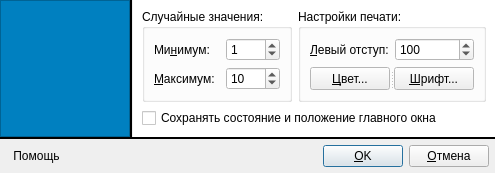
Old version of the form ui/settingsdialog.ui in the repository leppa/tspsg.
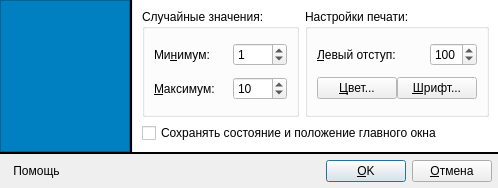
New version of the form. Icons and pictures are not drawn.

The edit to the form file:
```diff
--- a/ui/settingsdialog.ui
+++ b/ui/settingsdialog.ui
@@ -6,8 +6,8 @@
    <rect>
     <x>0</x>
     <y>0</y>
-    <width>466</width>
-    <height>172</height>
+    <width>498</width>
+    <height>188</height>
    </rect>
   </property>
   <property name="windowTitle">
@@ -239,6 +239,12 @@
               <layout class="QHBoxLayout">
                <item>
                 <widget class="QLabel" name="labelLeftMargin">
+                 <property name="sizePolicy">
+                  <sizepolicy hsizetype="Expanding" vsizetype="Preferred">
+                   <horstretch>0</horstretch>
+                   <verstretch>0</verstretch>
+                  </sizepolicy>
+                 </property>
                  <property name="text">
                   <string>&amp;Левый отступ:</string>
                  </property>
@@ -269,10 +275,11 @@
               </layout>
              </item>
              <item>
-              <widget class="QSplitter" name="splitter">
-               <property name="orientation">
-                <enum>Qt::Horizontal</enum>
+              <layout class="QHBoxLayout" name="horizontalLayout">
+               <property name="spacing">
+                <number>0</number>
                </property>
+               <item>
                <widget class="QPushButton" name="buttonColor">
                 <property name="cursor">
                  <cursorShape>PointingHandCursor</cursorShape>
@@ -285,6 +292,8 @@
                   <normaloff>:/images/buttons/buttons/Color.png</normaloff>:/images/buttons/buttons/Color.png</iconset>
                 </property>
                </widget>
+               </item>
+               <item>
                <widget class="QPushButton" name="buttonFont">
                 <property name="cursor">
                  <cursorShape>PointingHandCursor</cursorShape>
@@ -300,7 +309,8 @@
                   <normaloff>:/images/buttons/buttons/Font.png</normaloff>:/images/buttons/buttons/Font.png</iconset>
                 </property>
                </widget>
-              </widget>
+               </item>
+              </layout>
              </item>
             </layout>
            </widget>
```
Lines whose indentation alone changed are shown as unchanged.
